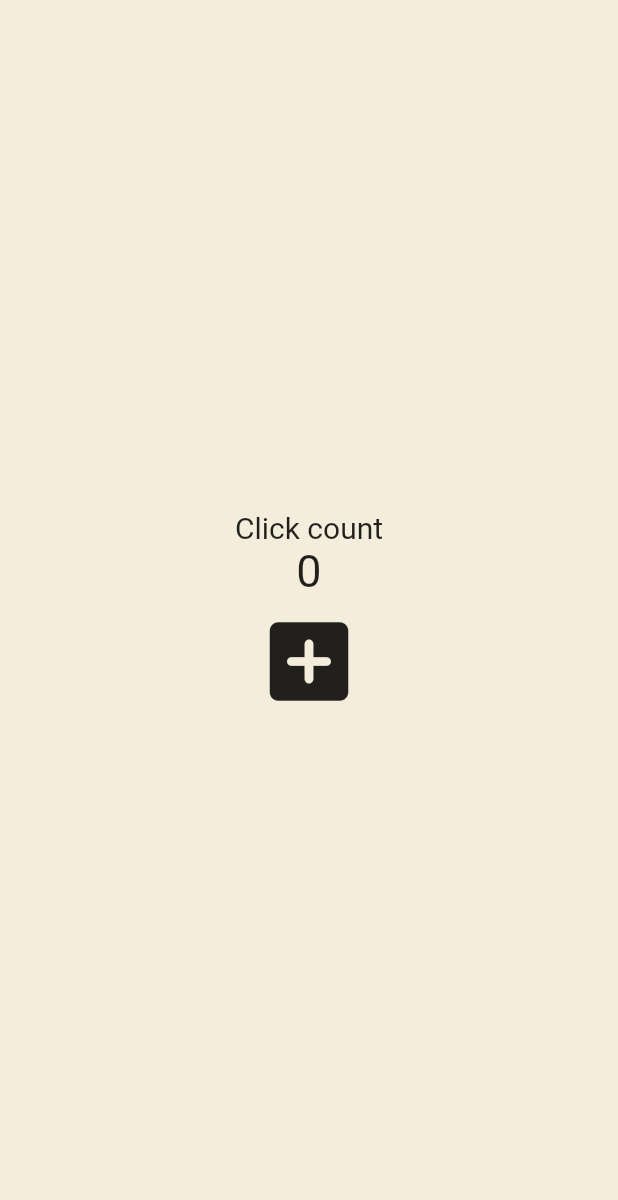
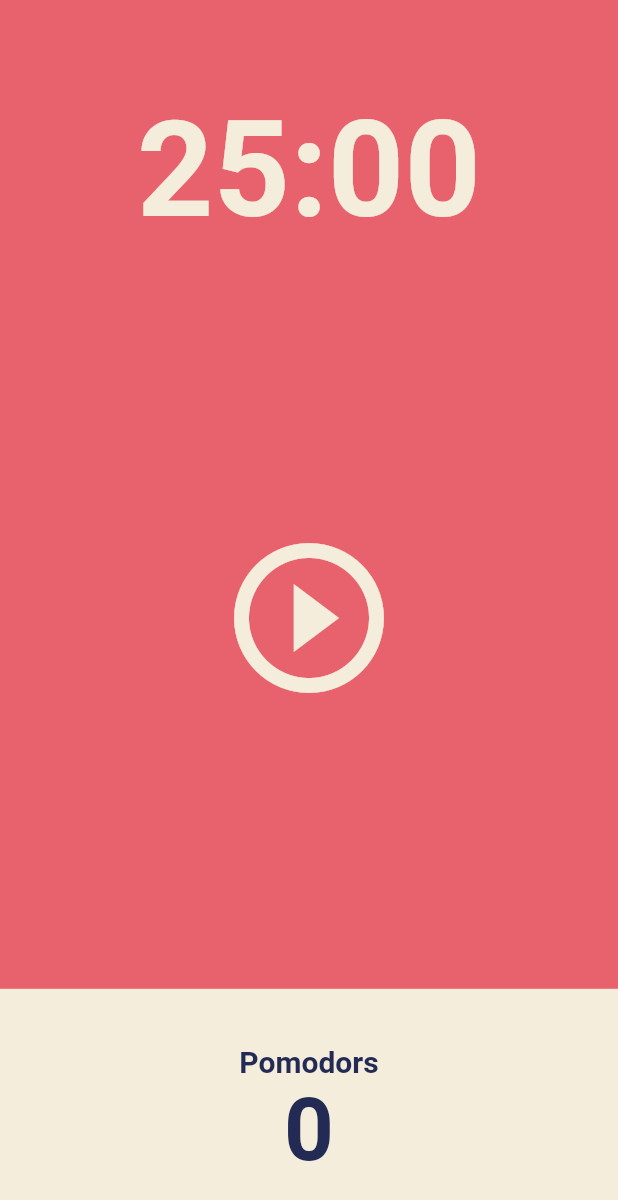
Before and after one commit to FrenchRuin/DPJ, a Flutter app: the screen it shows after launch, on a phone screen of 412 x 824 dp. Shown: the top 1200 px of the screen. Run offline on Flutter 3.47's test engine with Material 2 defaults, Android fonts, the phone set to English and light mode, and no system bars.

Commit message:
pomodors

```diff
--- a/lib/main.dart
+++ b/lib/main.dart
@@ -1,57 +1,26 @@
 import 'package:flutter/material.dart';
+import 'package:toonflix/screens/home_screen.dart';
 
 void main() {
   runApp(const App());
 }
 
-class App extends StatefulWidget {
+class App extends StatelessWidget {
   const App({super.key});
-
-  @override
-  State<App> createState() => _AppState();
-}
-
-class _AppState extends State<App> {
-  int counter = 0;
-
-  void onClicked() {
-    setState(() {
-      counter++;
-    });
-  }
 
   @override
   Widget build(BuildContext context) {
     return MaterialApp(
-      home: Scaffold(
-        backgroundColor: const Color(0xFFF4EDDB),
-        body: Center(
-          child: Column(
-            mainAxisAlignment: MainAxisAlignment.center,
-            children: [
-              const Text(
-                "Click count",
-                style: TextStyle(
-                  fontSize: 20,
-                ),
-              ),
-              Text(
-                '$counter',
-                style: const TextStyle(
-                  fontSize: 30,
-                ),
-              ),
-              IconButton(
-                iconSize: 70,
-                onPressed: onClicked,
-                icon: const Icon(
-                  Icons.add_box_rounded,
-                ),
-              ),
-            ],
+      theme: ThemeData(
+        scaffoldBackgroundColor: const Color(0xFFE7626C),
+        textTheme: const TextTheme(
+          displayLarge: TextStyle(
+            color: Color(0xFF232B55),
           ),
         ),
+        cardColor: const Color(0xFFF4EDDB),
       ),
+      home: const HomeScreen(),
     );
   }
 }
--- /dev/null
+++ b/lib/screens/home_screen.dart
@@ -0,0 +1,87 @@
+import 'package:flutter/material.dart';
+
+class HomeScreen extends StatefulWidget {
+  const HomeScreen({super.key});
+
+  @override
+  State<HomeScreen> createState() => _HomeScreenState();
+}
+
+class _HomeScreenState extends State<HomeScreen> {
+  void toggle() {}
+
+  @override
+  Widget build(BuildContext context) {
+    return Scaffold(
+      backgroundColor: Theme.of(context).scaffoldBackgroundColor,
+      body: Column(
+        children: [
+          Flexible(
+            flex: 1,
+            child: Container(
+              alignment: Alignment.bottomCenter,
+              child: Text(
+                '25:00',
+                style: TextStyle(
+                  color: Theme.of(context).cardColor,
+                  fontSize: 89,
+                  fontWeight: FontWeight.w600,
+                ),
+              ),
+            ),
+          ),
+          Flexible(
+            flex: 3,
+            child: Center(
+              child: IconButton(
+                onPressed: toggle,
+                color: Theme.of(context).cardColor,
+                icon: const Icon(Icons.play_circle_outline_outlined),
+                iconSize: 120,
+              ),
+            ),
+          ),
+          Flexible(
+            flex: 1,
+            child: Row(
+              children: [
+                Expanded(
+                  child: Container(
+                    decoration: BoxDecoration(
+                      color: Theme.of(context).cardColor,
+                    ),
+                    child: Column(
+                      mainAxisAlignment: MainAxisAlignment.center,
+                      children: [
+                        Text(
+                          "Pomodors",
+                          style: TextStyle(
+                              fontSize: 20,
+                              fontWeight: FontWeight.w600,
+                              color: Theme.of(context)
+                                  .textTheme
+                                  .displayLarge!
+                                  .color),
+                        ),
+                        Text(
+                          "0",
+                          style: TextStyle(
+                              fontSize: 58,
+                              fontWeight: FontWeight.w600,
+                              color: Theme.of(context)
+                                  .textTheme
+                                  .displayLarge!
+                                  .color),
+                        ),
+                      ],
+                    ),
+                  ),
+                ),
+              ],
+            ),
+          ),
+        ],
+      ),
+    );
+  }
+}
```
